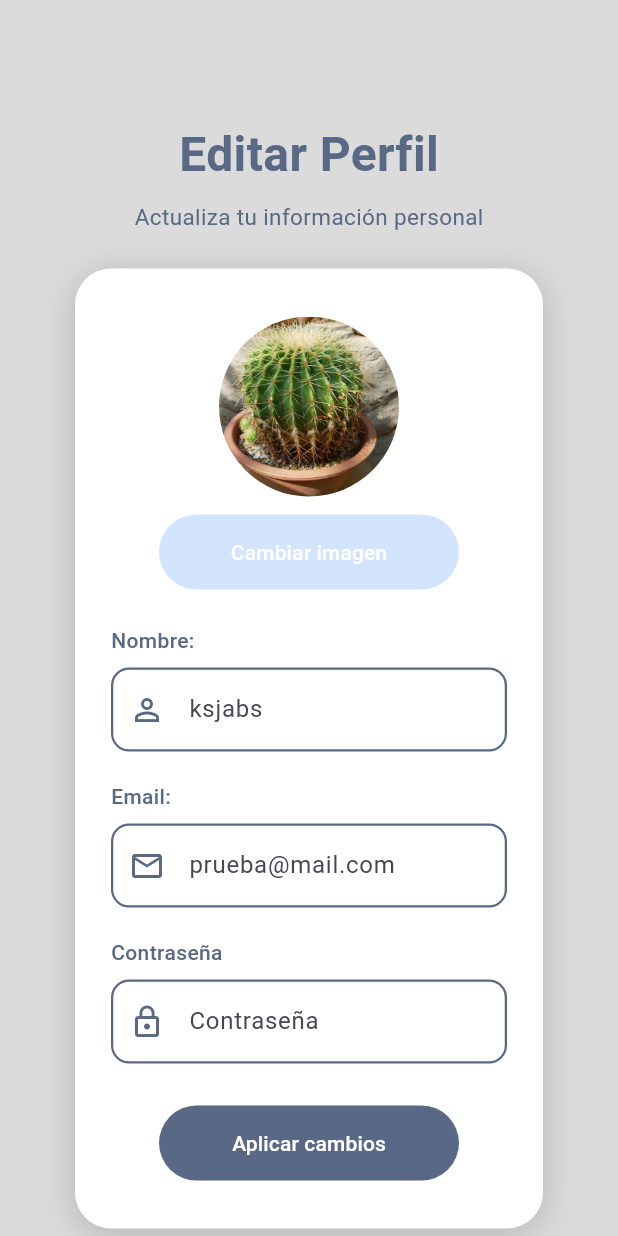
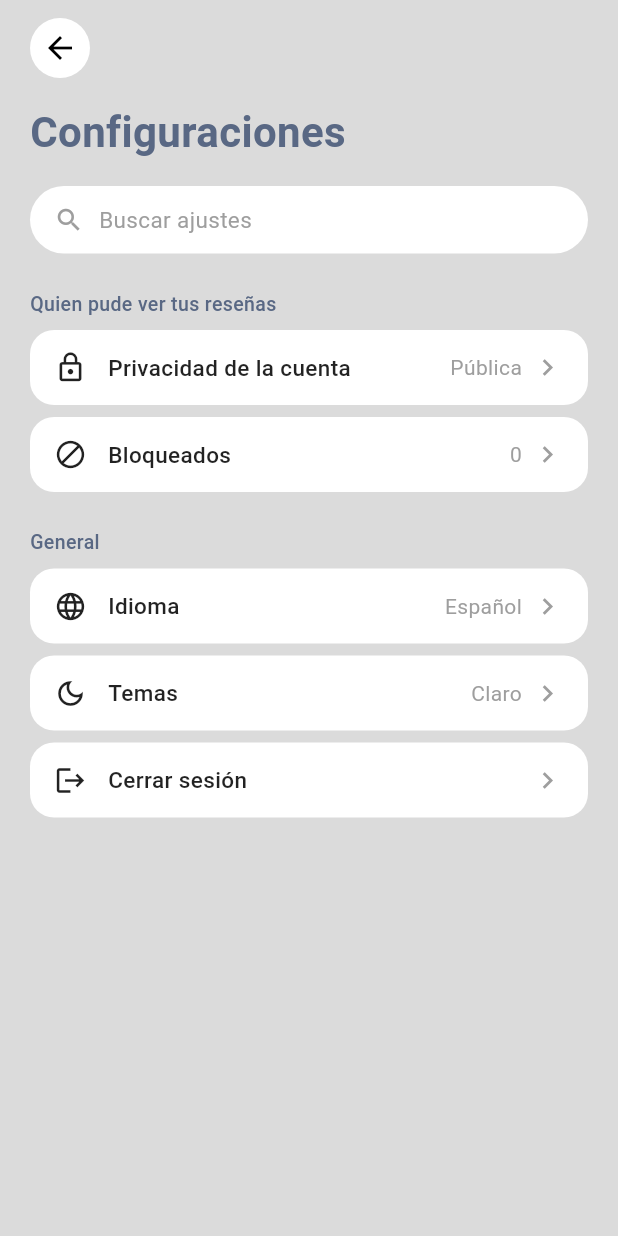
Before and after one commit to GabrielJaramilloCuberos/flutter_it, a Flutter app: the screen it shows after launch, on a phone screen of 412 x 824 dp. Run offline on Flutter 3.47's test engine with Material 3 defaults, Android fonts, the phone set to English and light mode, and no system bars.

Commit message:
settings_screen

```diff
--- a/lib/main.dart
+++ b/lib/main.dart
@@ -2,6 +2,7 @@ import 'package:flutter/material.dart';
 import 'package:flutter_it/screens/start_screen/start_screen.dart';
 import 'package:flutter_it/screens/register_screen/register_screen.dart';
 import 'package:flutter_it/screens/edit_profile_screen/edit_profile_screen.dart';
+import 'package:flutter_it/screens/settings_screen/settings_screen.dart';
 void main() {
   runApp(const MainApp());
 }
@@ -12,7 +13,7 @@ class MainApp extends StatelessWidget {
   @override
   Widget build(BuildContext context) {
     return const MaterialApp(
-      home: EditProfileScreen()
+      home: SettingsScreen()
     );
   }
 }
--- a/lib/screens/edit_profile_screen/edit_profile_screen.dart
+++ b/lib/screens/edit_profile_screen/edit_profile_screen.dart
@@ -93,7 +93,6 @@ class EditProfileScreen extends StatelessWidget {
   }
 }
 
-// ── Nuevos componentes solo para esta pantalla ────────────────────────────────
 
 class EditProfileTitle extends StatelessWidget {
   const EditProfileTitle({super.key});
--- a/lib/screens/register_screen/register_screen.dart
+++ b/lib/screens/register_screen/register_screen.dart
@@ -105,7 +105,7 @@ class RegisterScreen extends StatelessWidget {
   }
 }
 
-// ── Nuevo componente solo para esta pantalla ──────────────────────────────────
+
 
 class RegisterTitle extends StatelessWidget {
   const RegisterTitle({super.key});
--- /dev/null
+++ b/lib/screens/settings_screen/settings_screen.dart
@@ -0,0 +1,177 @@
+import 'package:flutter/material.dart';
+
+class SettingsScreen extends StatelessWidget {
+  const SettingsScreen({super.key});
+
+  @override
+  Widget build(BuildContext context) {
+    return Scaffold(
+      backgroundColor: Color.fromARGB(255, 219, 219, 219),
+      body: SafeArea(
+        child: Padding(
+          padding: const EdgeInsets.symmetric(horizontal: 20),
+          child: Column(
+            crossAxisAlignment: CrossAxisAlignment.start,
+            children: [
+              SizedBox(height: 12),
+              //back boton
+              CircleAvatar(
+                backgroundColor: Colors.white,
+                child: IconButton(
+                  icon: Icon(Icons.arrow_back, color: Colors.black),
+                  onPressed: () => Navigator.pop(context),
+                ),
+              ),
+              SizedBox(height: 16),
+              // titulo
+              Text(
+                "Configuraciones",
+                style: TextStyle(
+                  fontSize: 28,
+                  fontWeight: FontWeight.bold,
+                  color: Color(0xFF596884),
+                ),
+              ),
+              SizedBox(height: 16),
+              // Barra de búsqueda
+              SettingsSearchBar(),
+              SizedBox(height: 24),
+              // Sección: Quién puede ver tus reseñas
+              SettingsSectionLabel(text: "Quien pude ver tus reseñas"),
+              SizedBox(height: 8),
+              SettingsTile(
+                icon: Icons.lock_outline,
+                label: "Privacidad de la cuenta",
+                value: "Pública",
+              ),
+              SizedBox(height: 8),
+              SettingsTile(
+                icon: Icons.block,
+                label: "Bloqueados",
+                value: "0",
+              ),
+              SizedBox(height: 24),
+              // Sección: General
+              SettingsSectionLabel(text: "General"),
+              SizedBox(height: 8),
+              SettingsTile(
+                icon: Icons.language,
+                label: "Idioma",
+                value: "Español",
+              ),
+              SizedBox(height: 8),
+              SettingsTile(
+                icon: Icons.dark_mode_outlined,
+                label: "Temas",
+                value: "Claro",
+              ),
+              SizedBox(height: 8),
+              SettingsTile(
+                icon: Icons.logout,
+                label: "Cerrar sesión",
+              ),
+            ],
+          ),
+        ),
+      ),
+    );
+  }
+}
+
+
+class SettingsTile extends StatelessWidget {
+  final IconData icon;
+  final String label;
+  final String? value;
+
+  const SettingsTile({
+    super.key,
+    required this.icon,
+    required this.label,
+    this.value,
+  });
+
+  @override
+  Widget build(BuildContext context) {
+    return Container(
+      padding: EdgeInsets.symmetric(horizontal: 16, vertical: 14),
+      decoration: BoxDecoration(
+        color: Colors.white,
+        borderRadius: BorderRadius.circular(16),
+      ),
+      child: Row(
+        children: [
+          Icon(icon, color: Colors.black87, size: 22),
+          SizedBox(width: 14),
+          Expanded(
+            child: Text(
+              label,
+              style: TextStyle(
+                fontSize: 15,
+                color: Colors.black87,
+                fontWeight: FontWeight.w500,
+              ),
+            ),
+          ),
+          if (value != null) ...[
+            Text(
+              value!,
+              style: TextStyle(
+                fontSize: 14,
+                color: Colors.grey,
+              ),
+            ),
+            SizedBox(width: 6),
+          ],
+          Icon(Icons.chevron_right, color: Colors.grey, size: 22),
+        ],
+      ),
+    );
+  }
+}
+
+class SettingsSectionLabel extends StatelessWidget {
+  final String text;
+
+  const SettingsSectionLabel({super.key, required this.text});
+
+  @override
+  Widget build(BuildContext context) {
+    return Text(
+      text,
+      style: TextStyle(
+        fontSize: 13,
+        color: Color(0xFF596884),
+        fontWeight: FontWeight.w500,
+      ),
+    );
+  }
+}
+
+class SettingsSearchBar extends StatelessWidget {
+  const SettingsSearchBar({super.key});
+
+  @override
+  Widget build(BuildContext context) {
+    return Container(
+      padding: EdgeInsets.symmetric(horizontal: 16, vertical: 12),
+      decoration: BoxDecoration(
+        color: Colors.white,
+        borderRadius: BorderRadius.circular(30),
+      ),
+      child: Row(
+        children: [
+          Icon(Icons.search, color: Colors.grey, size: 20),
+          SizedBox(width: 10),
+          Text(
+            "Buscar ajustes",
+            style: TextStyle(
+              color: Colors.grey,
+              fontSize: 15,
+            ),
+          ),
+        ],
+      ),
+    );
+  }
+}
```
